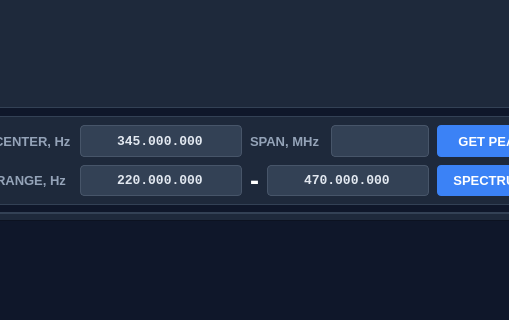
Old version of the form mainwindow.ui in the repository vitalisimys/Check_station; both pictures show x 151 to 660 and y 292 to 612 of the 1301 by 753 pixel window.
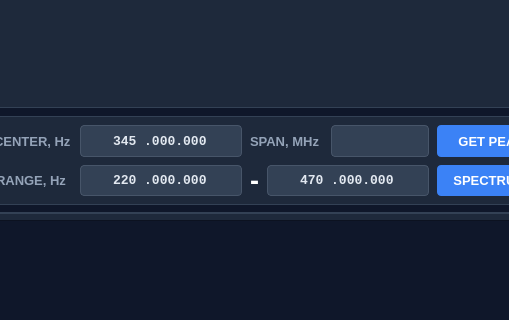
New version of the form. The open tabs and pages were chosen to show the change. Icons and pictures are not drawn. Custom widgets are drawn as their Qt base class.

Commit message: Разрядность ввода частоты для дмв2

What changed in the file:
```diff
--- a/mainwindow.ui
+++ b/mainwindow.ui
@@ -1291,7 +1291,7 @@
 }</string>
                  </property>
                  <property name="inputMask">
-                  <string>999.999.999</string>
+                  <string>9999.999.999</string>
                  </property>
                  <property name="text">
                   <string>345.000.000</string>
@@ -1300,7 +1300,7 @@
                   <set>Qt::AlignCenter</set>
                  </property>
                  <property name="placeholderText">
-                  <string>000.000.000</string>
+                  <string>0000.000.000</string>
                  </property>
                 </widget>
                </item>
@@ -1409,7 +1409,7 @@
 }</string>
                  </property>
                  <property name="inputMask">
-                  <string>999.999.999</string>
+                  <string>9999.999.999</string>
                  </property>
                  <property name="text">
                   <string>220.000.000</string>
@@ -1424,7 +1424,7 @@
                   <set>Qt::AlignCenter</set>
                  </property>
                  <property name="placeholderText">
-                  <string>000.000.000</string>
+                  <string>0000.000.000</string>
                  </property>
                 </widget>
                </item>
@@ -1476,7 +1476,7 @@
 }</string>
                  </property>
                  <property name="inputMask">
-                  <string>999.999.999</string>
+                  <string>9999.999.999</string>
                  </property>
                  <property name="text">
                   <string>470.000.000</string>
@@ -1485,7 +1485,7 @@
                   <set>Qt::AlignCenter</set>
                  </property>
                  <property name="placeholderText">
-                  <string>000.000.000</string>
+                  <string>0000.000.000</string>
                  </property>
                 </widget>
                </item>
```
Left out of the diff: 2 changed lines with no effect on the pictures. The commit also changes 1 other file.
